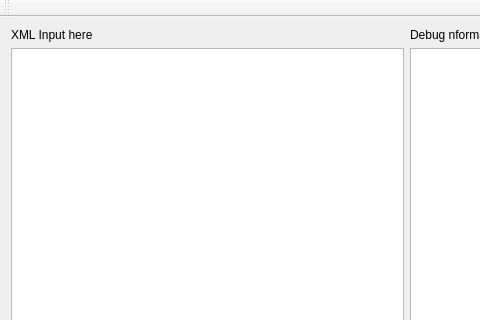
Above: SyntacticAnalyzerQt/mainwindow.ui from rmtier/SyntacticAnalyzer before the change; both pictures show x 0 to 480 and y 0 to 320 of the 813 by 426 pixel window. Below: the same form after it.
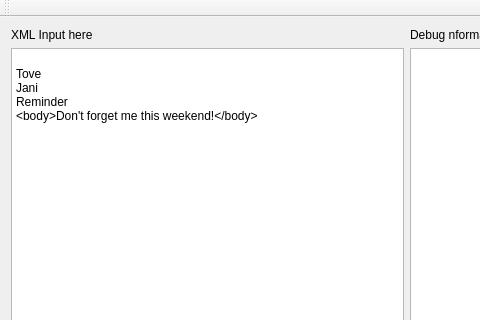
That is the form after the change.

Patch:
```diff
--- a/SyntacticAnalyzerQt/mainwindow.ui
+++ b/SyntacticAnalyzerQt/mainwindow.ui
@@ -25,7 +25,16 @@
        </widget>
       </item>
       <item>
-       <widget class="QPlainTextEdit" name="XML_input_plain_text"/>
+       <widget class="QPlainTextEdit" name="XML_input_plain_text">
+        <property name="plainText">
+         <string>&lt;note&gt;
+&lt;to&gt;Tove&lt;/to&gt;
+&lt;from&gt;Jani&lt;/from&gt;
+&lt;heading&gt;Reminder&lt;/heading&gt;
+&lt;body&gt;Don't forget me this weekend!&lt;/body&gt;
+&lt;/note&gt;</string>
+        </property>
+       </widget>
       </item>
       <item>
        <widget class="QPushButton" name="pushButton">
```
